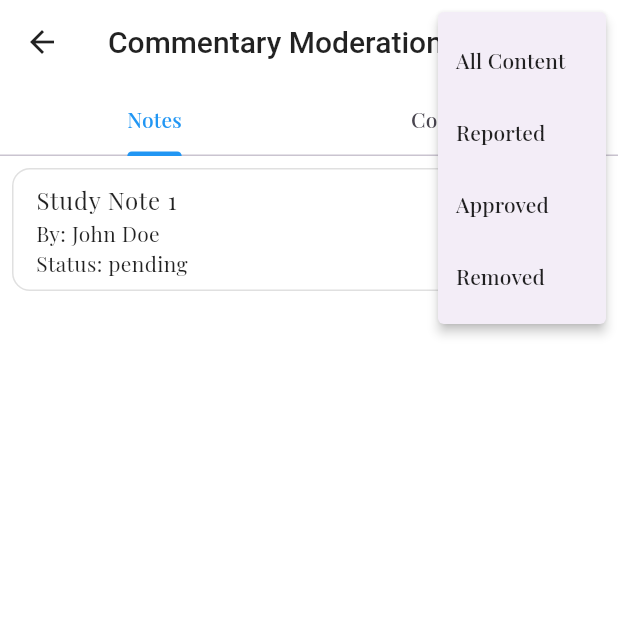
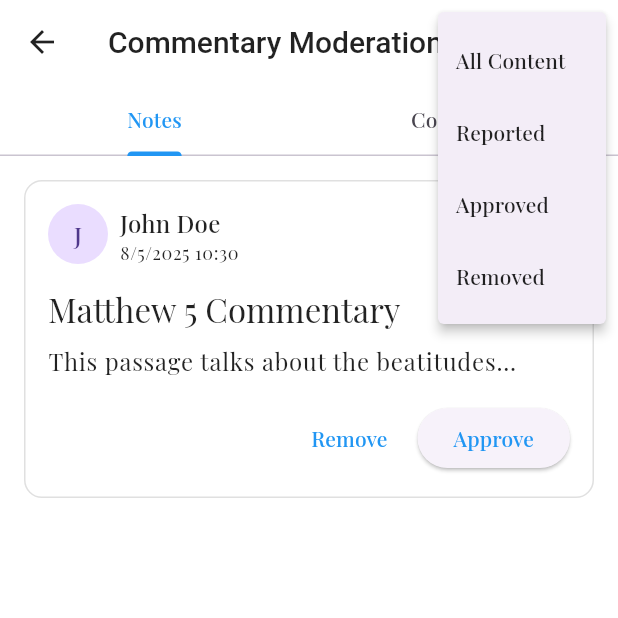
Before and after one commit to josi-web/AmenApp, a Flutter app: the CommentaryModeration screen opened directly, after a tap on the "more vert" icon, on a phone screen of 412 x 824 dp, the top half of it. Run offline on Flutter 3.47's test engine with Material 3 defaults, Android fonts, the phone set to English and light mode, and no system bars; our stand-ins replace animate_do, fl_chart, google_fonts, shared_preferences; accounts and stored records are empty.

Commit message:
feat: Enhance localization support in various admin screens

```diff
--- a/amen_app/lib/features/admin/screens/commentary_moderation.dart
+++ b/amen_app/lib/features/admin/screens/commentary_moderation.dart
@@ -1,5 +1,6 @@
 import 'package:flutter/material.dart';
 import 'admin_home_screen.dart';
+import '../../../core/localization/app_localizations.dart';
 
 class CommentaryModeration extends StatefulWidget {
   const CommentaryModeration({Key? key}) : super(key: key);
@@ -25,26 +26,22 @@ class _CommentaryModerationState extends State<CommentaryModeration> {
       _notes = [
         {
           'id': '1',
-          'title': 'Study Note 1',
-          'userName': 'John Doe',
+          'title': 'Matthew 5 Commentary',
+          'content': 'This passage talks about the beatitudes...',
+          'author': 'John Doe',
           'status': 'pending',
-          'content': 'This is a study note',
+          'reportCount': 0,
           'createdAt': DateTime.now(),
-          'reportCount': 0,
         },
       ];
       _comments = [
         {
           'id': '1',
-          'userName': 'Jane Smith',
-          'status': 'reported',
-          'content': 'This is a comment',
+          'content': 'Great insight on this verse!',
+          'author': 'Jane Smith',
+          'status': 'pending',
+          'reportCount': 0,
           'createdAt': DateTime.now(),
-          'reportCount': 2,
-          'reports': [
-            {'reason': 'Inappropriate content'},
-            {'reason': 'Spam'},
-          ],
         },
       ];
     });
@@ -52,6 +49,8 @@ class _CommentaryModerationState extends State<CommentaryModeration> {
 
   @override
   Widget build(BuildContext context) {
+    final localizations = AppLocalizations.of(context);
+
     return DefaultTabController(
       length: 2,
       child: Scaffold(
@@ -67,11 +66,11 @@ class _CommentaryModerationState extends State<CommentaryModeration> {
               );
             },
           ),
-          title: const Text('Commentary Moderation'),
-          bottom: const TabBar(
+          title: Text(localizations.commentaryModeration),
+          bottom: TabBar(
             tabs: [
-              Tab(text: 'Notes'),
-              Tab(text: 'Comments'),
+              Tab(text: localizations.notes),
+              Tab(text: localizations.comments),
             ],
           ),
           actions: [
@@ -80,21 +79,21 @@ class _CommentaryModerationState extends State<CommentaryModeration> {
                 setState(() => _filter = value);
               },
               itemBuilder: (context) => [
-                const PopupMenuItem(
+                PopupMenuItem(
                   value: 'all',
-                  child: Text('All Content'),
+                  child: Text(localizations.allContent),
                 ),
-                const PopupMenuItem(
+                PopupMenuItem(
                   value: 'reported',
-                  child: Text('Reported'),
+                  child: Text(localizations.reported),
                 ),
-                const PopupMenuItem(
+                PopupMenuItem(
                   value: 'approved',
-                  child: Text('Approved'),
+                  child: Text(localizations.approved),
                 ),
-                const PopupMenuItem(
+                PopupMenuItem(
                   value: 'removed',
-                  child: Text('Removed'),
+                  child: Text(localizations.removed),
                 ),
               ],
             ),
@@ -102,132 +101,210 @@ class _CommentaryModerationState extends State<CommentaryModeration> {
         ),
         body: TabBarView(
           children: [
-            _buildNotesTab(),
-            _buildCommentsTab(),
+            _buildNotesTab(localizations),
+            _buildCommentsTab(localizations),
           ],
         ),
       ),
     );
   }
 
-  Widget _buildNotesTab() {
+  Widget _buildNotesTab(AppLocalizations localizations) {
+    final filteredNotes = _filter == 'all'
+        ? _notes
+        : _notes.where((note) => note['status'] == _filter).toList();
+
     return ListView.builder(
-      itemCount: _notes.length,
+      padding: const EdgeInsets.all(16),
+      itemCount: filteredNotes.length,
       itemBuilder: (context, index) {
-        final note = _notes[index];
-        return _buildContentCard(
-          note['id'],
-          note,
-          isNote: true,
-        );
-      },
-    );
-  }
-
-  Widget _buildCommentsTab() {
-    return ListView.builder(
-      itemCount: _comments.length,
-      itemBuilder: (context, index) {
-        final comment = _comments[index];
-        return _buildContentCard(
-          comment['id'],
-          comment,
-          isNote: false,
-        );
-      },
-    );
-  }
-
-  Widget _buildContentCard(String id, Map<String, dynamic> content,
-      {required bool isNote}) {
-    return Card(
-      margin: const EdgeInsets.all(8),
-      child: ExpansionTile(
-        title: Text(isNote ? content['title'] ?? 'Untitled Note' : 'Comment'),
-        subtitle: Column(
-          crossAxisAlignment: CrossAxisAlignment.start,
-          children: [
-            Text('By: ${content['userName'] ?? 'Anonymous'}'),
-            Text('Status: ${content['status'] ?? 'pending'}'),
-            if (content['reportCount'] != null && content['reportCount'] > 0)
-              Text('Reports: ${content['reportCount']}'),
-          ],
-        ),
-        children: [
-          Padding(
+        final note = filteredNotes[index];
+        return Card(
+          margin: const EdgeInsets.only(bottom: 16),
+          child: Padding(
             padding: const EdgeInsets.all(16),
             child: Column(
               crossAxisAlignment: CrossAxisAlignment.start,
               children: [
-                Text('Content: ${content['content']}'),
+                Row(
+                  children: [
+                    CircleAvatar(
+                      child: Text(note['author'][0]),
+                    ),
+                    const SizedBox(width: 8),
+                    Column(
+                      crossAxisAlignment: CrossAxisAlignment.start,
+                      children: [
+                        Text(
+                          note['author'],
+                          style: Theme.of(context).textTheme.titleMedium,
+                        ),
+                        Text(
+                          _formatDate(note['createdAt']),
+                          style: Theme.of(context).textTheme.bodySmall,
+                        ),
+                      ],
+                    ),
+                    const Spacer(),
+                    if (note['reportCount'] > 0)
+                      Chip(
+                        label: Text(
+                          '${note['reportCount']} ${localizations.reportCount}',
+                          style: const TextStyle(color: Colors.white),
+                        ),
+                        backgroundColor: Colors.red,
+                      ),
+                  ],
+                ),
+                const SizedBox(height: 16),
+                Text(
+                  note['title'],
+                  style: Theme.of(context).textTheme.titleLarge,
+                ),
                 const SizedBox(height: 8),
-                Text('Created: ${_formatDate(content['createdAt'])}'),
-                if (content['reports'] != null &&
-                    (content['reports'] as List).isNotEmpty) ...[
-                  const SizedBox(height: 8),
-                  const Text('Report Reasons:'),
-                  ...List.from(content['reports']).map(
-                    (report) => Padding(
-                      padding: const EdgeInsets.only(left: 16),
-                      child: Text('- ${report['reason']}'),
-                    ),
-                  ),
-                ],
+                Text(
+                  note['content'],
+                  style: Theme.of(context).textTheme.bodyLarge,
+                ),
                 const SizedBox(height: 16),
                 Row(
                   mainAxisAlignment: MainAxisAlignment.end,
                   children: [
                     TextButton(
-                      onPressed: () => _updateContentStatus(
-                        id,
-                        'approved',
-                        isNote: isNote,
-                      ),
-                      child: const Text('Approve'),
+                      onPressed: () => _removeNote(note['id']),
+                      child: Text(localizations.remove),
                     ),
-                    TextButton(
-                      onPressed: () => _updateContentStatus(
-                        id,
-                        'removed',
-                        isNote: isNote,
-                      ),
-                      child: const Text('Remove'),
+                    const SizedBox(width: 8),
+                    ElevatedButton(
+                      onPressed: () => _approveNote(note['id']),
+                      child: Text(localizations.approve),
                     ),
                   ],
                 ),
               ],
             ),
           ),
-        ],
-      ),
+        );
+      },
     );
   }
 
-  Future<void> _updateContentStatus(String id, String status,
-      {required bool isNote}) async {
-    try {
-      // TODO: Replace with Laravel API call
-      final list = isNote ? _notes : _comments;
-      final index = list.indexWhere((item) => item['id'] == id);
-      if (index != -1) {
-        setState(() {
-          list[index]['status'] = status;
-          list[index]['moderatedAt'] = DateTime.now();
-        });
-      }
-      ScaffoldMessenger.of(context).showSnackBar(
-        SnackBar(content: Text('Content $status successfully')),
-      );
-    } catch (e) {
-      ScaffoldMessenger.of(context).showSnackBar(
-        SnackBar(content: Text('Error updating content: $e')),
-      );
-    }
+  Widget _buildCommentsTab(AppLocalizations localizations) {
+    final filteredComments = _filter == 'all'
+        ? _comments
+        : _comments.where((comment) => comment['status'] == _filter).toList();
+
+    return ListView.builder(
+      padding: const EdgeInsets.all(16),
+      itemCount: filteredComments.length,
+      itemBuilder: (context, index) {
+        final comment = filteredComments[index];
+        return Card(
+          margin: const EdgeInsets.only(bottom: 16),
+          child: Padding(
+            padding: const EdgeInsets.all(16),
+            child: Column(
+              crossAxisAlignment: CrossAxisAlignment.start,
+              children: [
+                Row(
+                  children: [
+                    CircleAvatar(
+                      child: Text(comment['author'][0]),
+                    ),
+                    const SizedBox(width: 8),
+                    Column(
+                      crossAxisAlignment: CrossAxisAlignment.start,
+                      children: [
+                        Text(
+                          comment['author'],
+                          style: Theme.of(context).textTheme.titleMedium,
+                        ),
+                        Text(
+                          _formatDate(comment['createdAt']),
+                          style: Theme.of(context).textTheme.bodySmall,
+                        ),
+                      ],
+                    ),
+                    const Spacer(),
+                    if (comment['reportCount'] > 0)
+                      Chip(
+                        label: Text(
+                          '${comment['reportCount']} ${localizations.reportCount}',
+                          style: const TextStyle(color: Colors.white),
+                        ),
+                        backgroundColor: Colors.red,
+                      ),
+                  ],
+                ),
+                const SizedBox(height: 16),
+                Text(
+                  comment['content'],
+                  style: Theme.of(context).textTheme.bodyLarge,
+                ),
+                const SizedBox(height: 16),
+                Row(
+                  mainAxisAlignment: MainAxisAlignment.end,
+                  children: [
+                    TextButton(
+                      onPressed: () => _removeComment(comment['id']),
+                      child: Text(localizations.remove),
+                    ),
+                    const SizedBox(width: 8),
+                    ElevatedButton(
+                      onPressed: () => _approveComment(comment['id']),
+                      child: Text(localizations.approve),
+                    ),
+                  ],
+                ),
+              ],
+            ),
+          ),
+        );
+      },
+    );
   }
 
-  String _formatDate(dynamic date) {
-    if (date == null) return 'No date';
-    if (date is DateTime) return date.toString();
-    return date.toString();
+  String _formatDate(DateTime date) {
+    return '${date.day}/${date.month}/${date.year} ${date.hour}:${date.minute}';
+  }
+
+  void _approveNote(String id) {
+    // TODO: Implement Laravel API call
+    setState(() {
+      final index = _notes.indexWhere((n) => n['id'] == id);
+      if (index != -1) {
+        _notes[index]['status'] = 'approved';
+      }
+    });
+  }
+
+  void _removeNote(String id) {
+    // TODO: Implement Laravel API call
+    setState(() {
+      final index = _notes.indexWhere((n) => n['id'] == id);
+      if (index != -1) {
+        _notes[index]['status'] = 'removed';
+      }
+    });
+  }
+
+  void _approveComment(String id) {
+    // TODO: Implement Laravel API call
+    setState(() {
+      final index = _comments.indexWhere((c) => c['id'] == id);
+      if (index != -1) {
+        _comments[index]['status'] = 'approved';
+      }
+    });
+  }
+
+  void _removeComment(String id) {
+    // TODO: Implement Laravel API call
+    setState(() {
+      final index = _comments.indexWhere((c) => c['id'] == id);
+      if (index != -1) {
+        _comments[index]['status'] = 'removed';
+      }
+    });
   }
 }
```
Also changed, not shown: amen_app/lib/features/admin/screens/content_management.dart (+19 -14 lines), amen_app/lib/features/admin/screens/event_management.dart (+27 -11 lines), amen_app/lib/features/admin/screens/feedback_management.dart (+112 -135 lines).
